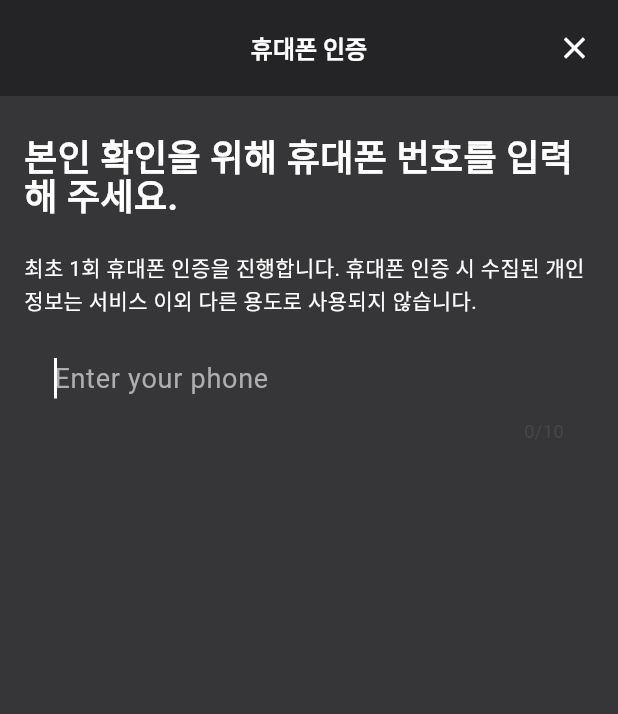
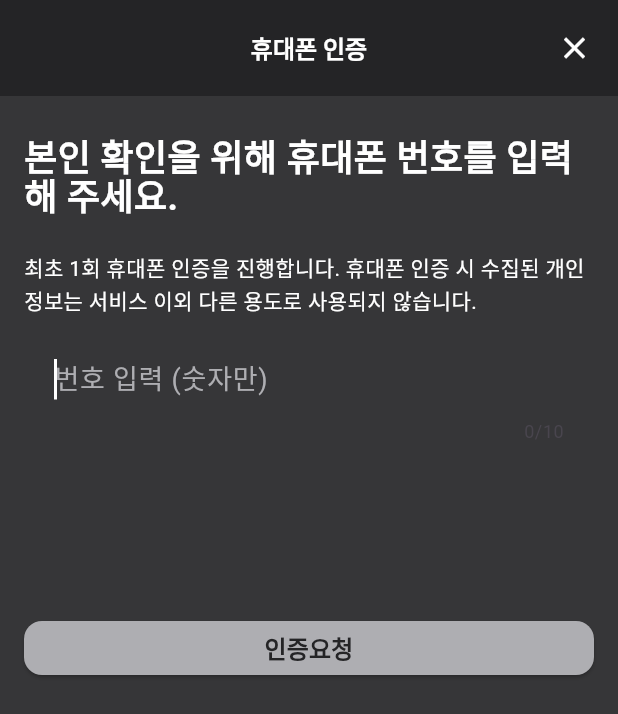
Before and after one commit to Faysel-Abdella/Flutter-App-Development, a Flutter app: the screen it shows after launch, on a phone screen of 412 x 824 dp. Shown: the top 714 px of the screen. Run offline on Flutter 3.47's test engine with Material 3 defaults, Android fonts, the phone set to English and light mode, and no system bars; our stand-ins replace get.

```diff
--- a/lib/screens/login_process/cell_certified.dart
+++ b/lib/screens/login_process/cell_certified.dart
@@ -1,6 +1,5 @@
 import 'package:flutter/material.dart';
 import 'package:flutter/services.dart';
-import 'package:flutter_app_gap/components/button.dart';
 import 'package:get/get.dart';
 
 class CellCertifiedPage extends StatefulWidget {
@@ -12,7 +11,8 @@ class CellCertifiedPage extends StatefulWidget {
 
 class _CellCertifiedPageState extends State<CellCertifiedPage> {
   late TextEditingController _phoneController;
-  RxBool _isNumberIncorrect = false.obs;
+  late bool _isNumberIncorrect;
+  late bool _isButtonNotYellow;
 
   final _focusNode = FocusNode();
 
@@ -20,6 +20,8 @@ class _CellCertifiedPageState extends State<CellCertifiedPage> {
   void initState() {
     super.initState();
     _phoneController = TextEditingController();
+    _isNumberIncorrect = false;
+    _isButtonNotYellow = true;
 
     // Set the focus on the text field when the screen is shown
     WidgetsBinding.instance
@@ -37,22 +39,28 @@ class _CellCertifiedPageState extends State<CellCertifiedPage> {
     String phoneNumber = _phoneController.text;
     // Hi Kim's developer for the below use the actual real data
     // 아래의 김안녕님 개발자는 실제 실제 데이터를 사용합니다.
-    if (phoneNumber == "0911223344") {
+    if (phoneNumber == "0000000000") {
       // It is the condition where the inserted phone number is not correct or already used
       // 입력한 전화번호가 정확하지 않거나 이미 사용된 전화번호인 경우입니다.
       setState(() {
-        _isNumberIncorrect.value = true;
+        _isNumberIncorrect = true;
+        _isButtonNotYellow = true;
       });
     } else {
-      setState(() {
-        _isNumberIncorrect.value = false;
-      });
       if (phoneNumber.length == 10) {
         setState(() {
-          _isNumberIncorrect.value = false;
+          _isNumberIncorrect = false;
+          _isButtonNotYellow = false;
         });
         // Perform actions for correct input
       }
+    }
+
+    if (phoneNumber == "" || phoneNumber.length < 10) {
+      setState(() {
+        _isButtonNotYellow = true;
+        _isNumberIncorrect = false;
+      });
     }
   }
 
@@ -127,14 +135,15 @@ class _CellCertifiedPageState extends State<CellCertifiedPage> {
                     // Hi kim, use the maximum length of the country phone number
                     maxLength: 10,
                     decoration: InputDecoration(
-                        hintText: 'Enter your phone',
+                        hintText: '번호 입력 (숫자만)',
                         hintStyle: const TextStyle(color: Color(0xFFAEAEB2)),
                         border: OutlineInputBorder(
                           borderRadius: BorderRadius.circular(12),
                         ),
-                        focusedBorder: _isNumberIncorrect.value
+                        focusedBorder: _isNumberIncorrect
                             ? OutlineInputBorder(
-                                borderSide: const BorderSide(color: Colors.red),
+                                borderSide:
+                                    const BorderSide(color: Color(0xFFFF0089)),
                                 borderRadius: BorderRadius.circular(12),
                               )
                             : (_phoneController.text.length == 10
@@ -148,11 +157,18 @@ class _CellCertifiedPageState extends State<CellCertifiedPage> {
                                     borderSide: const BorderSide(
                                         color: Colors.transparent),
                                   )),
-                        suffixIcon: _isNumberIncorrect.value
-                            ? const Icon(Icons.warning, color: Colors.red)
+                        suffixIcon: _isNumberIncorrect
+                            ? Image.asset(
+                                "images/warning.png",
+                                height: 16,
+                                width: 16,
+                              )
                             : (_phoneController.text.length == 10
-                                ? const Icon(Icons.check_circle,
-                                    color: Colors.yellow)
+                                ? Image.asset(
+                                    "images/correct.png",
+                                    height: 16,
+                                    width: 16,
+                                  )
                                 : null),
                         filled: true,
                         fillColor: _phoneController.text.isNotEmpty
@@ -166,18 +182,49 @@ class _CellCertifiedPageState extends State<CellCertifiedPage> {
                       _checkPhoneNumber();
                     },
                   ),
-                  if (_isNumberIncorrect.value)
+                  if (_isNumberIncorrect)
                     const Align(
                       alignment: Alignment.centerLeft,
                       child: Text(
-                        'Number is incorrect',
+                        '이미 가입된 휴대폰 번호 입니다.',
                         style: TextStyle(
-                          color: Colors.red,
+                          color: Color(0xFFFF0089),
                           fontSize: 10,
                           fontWeight: FontWeight.w700,
                         ),
                       ),
                     ),
+                  Container(
+                    margin: const EdgeInsets.only(top: 118),
+                    height: 36,
+                    width: double.infinity,
+                    child: ElevatedButton(
+                      style: ButtonStyle(
+                        backgroundColor: _isButtonNotYellow
+                            ? MaterialStateProperty.all<Color>(
+                                const Color(0xFFAEAEB2))
+                            : MaterialStateProperty.all<Color>(
+                                const Color(0xFFDBFF00)),
+                        shape:
+                            MaterialStateProperty.all<RoundedRectangleBorder>(
+                          RoundedRectangleBorder(
+                            borderRadius: BorderRadius.circular(12.0),
+                          ),
+                        ),
+                      ),
+                      onPressed: () {
+                        // Handle button press
+                      },
+                      child: const Text(
+                        "인증요청",
+                        style: TextStyle(
+                          fontSize: 16,
+                          fontWeight: FontWeight.w700,
+                          color: Color(0xFF242426),
+                        ),
+                      ),
+                    ),
+                  )
                 ],
               ),
             ],
```
Also changed, not shown: images/correct.png (added), images/warning.png (added).
